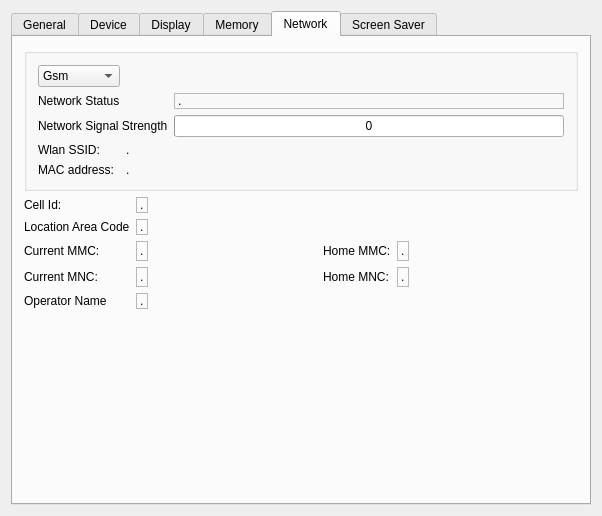
Old version of the form examples/sysinfo/dialog.ui in the repository qtproject/qt-mobility.
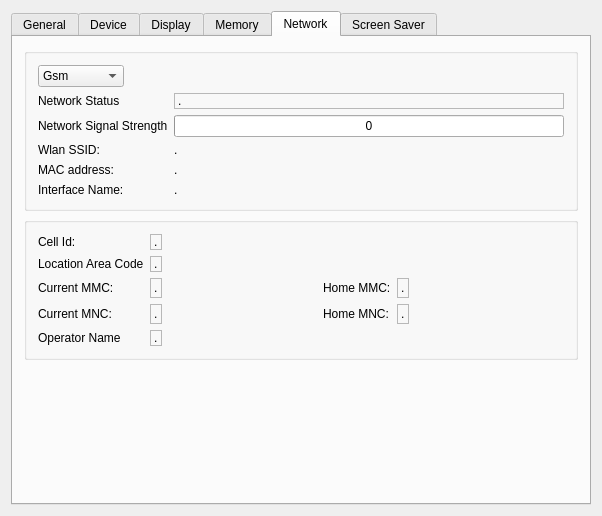
New version of the form. The open tabs and pages were chosen to show the change.

Commit message:
do not really need a list of interfaces, when we look at the sys entries.
also, fix up switches.

Diff of the .ui file:
```diff
--- a/examples/sysinfo/dialog.ui
+++ b/examples/sysinfo/dialog.ui
@@ -534,8 +534,8 @@
       <attribute name="title">
        <string>Network</string>
       </attribute>
-      <layout class="QGridLayout" name="gridLayout_8">
-       <item row="0" column="0" colspan="6">
+      <layout class="QGridLayout" name="gridLayout_9">
+       <item row="0" column="0">
         <widget class="QGroupBox" name="groupBox_2">
          <property name="title">
           <string/>
@@ -619,7 +619,7 @@
             </property>
            </widget>
           </item>
-          <item row="3" column="1" colspan="2">
+          <item row="3" column="2">
            <widget class="QLabel" name="ssidLabel">
             <property name="text">
              <string>.</string>
@@ -633,37 +633,44 @@
             </property>
            </widget>
           </item>
-          <item row="4" column="1" colspan="2">
+          <item row="4" column="2">
            <widget class="QLabel" name="macAddressLabel">
             <property name="text">
              <string>.</string>
             </property>
            </widget>
           </item>
-          <item row="0" column="1" colspan="2">
-           <spacer name="horizontalSpacer_8">
-            <property name="orientation">
-             <enum>Qt::Horizontal</enum>
+          <item row="5" column="0">
+           <widget class="QLabel" name="label_27">
+            <property name="text">
+             <string>Interface Name:</string>
             </property>
-            <property name="sizeHint" stdset="0">
-             <size>
-              <width>40</width>
-              <height>20</height>
-             </size>
+           </widget>
+          </item>
+          <item row="5" column="2">
+           <widget class="QLabel" name="InterfaceLabel">
+            <property name="text">
+             <string>.</string>
             </property>
-           </spacer>
+           </widget>
           </item>
          </layout>
         </widget>
        </item>
        <item row="1" column="0">
+        <widget class="QGroupBox" name="groupBox_3">
+         <property name="title">
+          <string/>
+         </property>
+         <layout class="QGridLayout" name="gridLayout_8">
+          <item row="0" column="0">
         <widget class="QLabel" name="label_7">
          <property name="text">
           <string>Cell Id:</string>
          </property>
         </widget>
        </item>
-       <item row="1" column="1">
+          <item row="0" column="1">
         <widget class="QLabel" name="cellIdLabel">
          <property name="frameShape">
           <enum>QFrame::StyledPanel</enum>
@@ -676,14 +683,14 @@
          </property>
         </widget>
        </item>
-       <item row="2" column="0">
+          <item row="1" column="0">
         <widget class="QLabel" name="label_8">
          <property name="text">
           <string>Location Area Code</string>
          </property>
         </widget>
        </item>
-       <item row="2" column="1">
+          <item row="1" column="1">
         <widget class="QLabel" name="locationAreaCodeLabel">
          <property name="frameShape">
           <enum>QFrame::StyledPanel</enum>
@@ -696,14 +703,14 @@
          </property>
         </widget>
        </item>
-       <item row="3" column="0">
+          <item row="2" column="0">
         <widget class="QLabel" name="label_9">
          <property name="text">
           <string>Current MMC:</string>
          </property>
         </widget>
        </item>
-       <item row="3" column="1">
+          <item row="2" column="1">
         <widget class="QLabel" name="currentMMCLabel">
          <property name="frameShape">
           <enum>QFrame::StyledPanel</enum>
@@ -716,27 +723,27 @@
          </property>
         </widget>
        </item>
-       <item row="3" column="2">
+          <item row="2" column="2">
         <spacer name="horizontalSpacer_4">
          <property name="orientation">
           <enum>Qt::Horizontal</enum>
          </property>
          <property name="sizeHint" stdset="0">
           <size>
-           <width>131</width>
+              <width>136</width>
            <height>20</height>
           </size>
          </property>
         </spacer>
        </item>
-       <item row="3" column="3">
+          <item row="2" column="3">
         <widget class="QLabel" name="label_11">
          <property name="text">
           <string>Home MMC:</string>
          </property>
         </widget>
        </item>
-       <item row="3" column="4">
+          <item row="2" column="4">
         <widget class="QLabel" name="homeMMCLabel">
          <property name="frameShape">
           <enum>QFrame::StyledPanel</enum>
@@ -749,27 +756,27 @@
          </property>
         </widget>
        </item>
-       <item row="3" column="5">
+          <item row="2" column="5">
         <spacer name="horizontalSpacer_5">
          <property name="orientation">
           <enum>Qt::Horizontal</enum>
          </property>
          <property name="sizeHint" stdset="0">
           <size>
-           <width>131</width>
+              <width>135</width>
            <height>20</height>
           </size>
          </property>
         </spacer>
        </item>
-       <item row="4" column="0">
+          <item row="3" column="0">
         <widget class="QLabel" name="label_10">
          <property name="text">
           <string>Current MNC:</string>
          </property>
         </widget>
        </item>
-       <item row="4" column="1">
+          <item row="3" column="1">
         <widget class="QLabel" name="currentMNCLabel">
          <property name="frameShape">
           <enum>QFrame::StyledPanel</enum>
@@ -782,27 +789,27 @@
          </property>
         </widget>
        </item>
-       <item row="4" column="2">
+          <item row="3" column="2">
         <spacer name="horizontalSpacer_6">
          <property name="orientation">
           <enum>Qt::Horizontal</enum>
          </property>
          <property name="sizeHint" stdset="0">
           <size>
-           <width>131</width>
+              <width>136</width>
            <height>20</height>
           </size>
          </property>
         </spacer>
        </item>
-       <item row="4" column="3">
+          <item row="3" column="3">
         <widget class="QLabel" name="label_12">
          <property name="text">
           <string>Home MNC:</string>
          </property>
         </widget>
        </item>
-       <item row="4" column="4">
+          <item row="3" column="4">
         <widget class="QLabel" name="homeMNCLabel">
          <property name="frameShape">
           <enum>QFrame::StyledPanel</enum>
@@ -815,27 +822,27 @@
          </property>
         </widget>
        </item>
-       <item row="4" column="5">
+          <item row="3" column="5">
         <spacer name="horizontalSpacer_7">
          <property name="orientation">
           <enum>Qt::Horizontal</enum>
          </property>
          <property name="sizeHint" stdset="0">
           <size>
-           <width>74</width>
+              <width>135</width>
            <height>20</height>
           </size>
          </property>
         </spacer>
        </item>
-       <item row="5" column="0">
+          <item row="4" column="0">
         <widget class="QLabel" name="label_13">
          <property name="text">
           <string>Operator Name</string>
          </property>
         </widget>
        </item>
-       <item row="5" column="1">
+          <item row="4" column="1">
         <widget class="QLabel" name="operatorNameLabel">
          <property name="frameShape">
           <enum>QFrame::StyledPanel</enum>
@@ -848,7 +855,10 @@
          </property>
         </widget>
        </item>
-       <item row="6" column="0">
+         </layout>
+        </widget>
+       </item>
+       <item row="2" column="0">
         <spacer name="verticalSpacer_2">
          <property name="orientation">
           <enum>Qt::Vertical</enum>
```
Left out of the diff: 13 changed lines with no effect on the pictures. Lines whose indentation alone changed are shown as unchanged. The commit also changes 2 other files.
